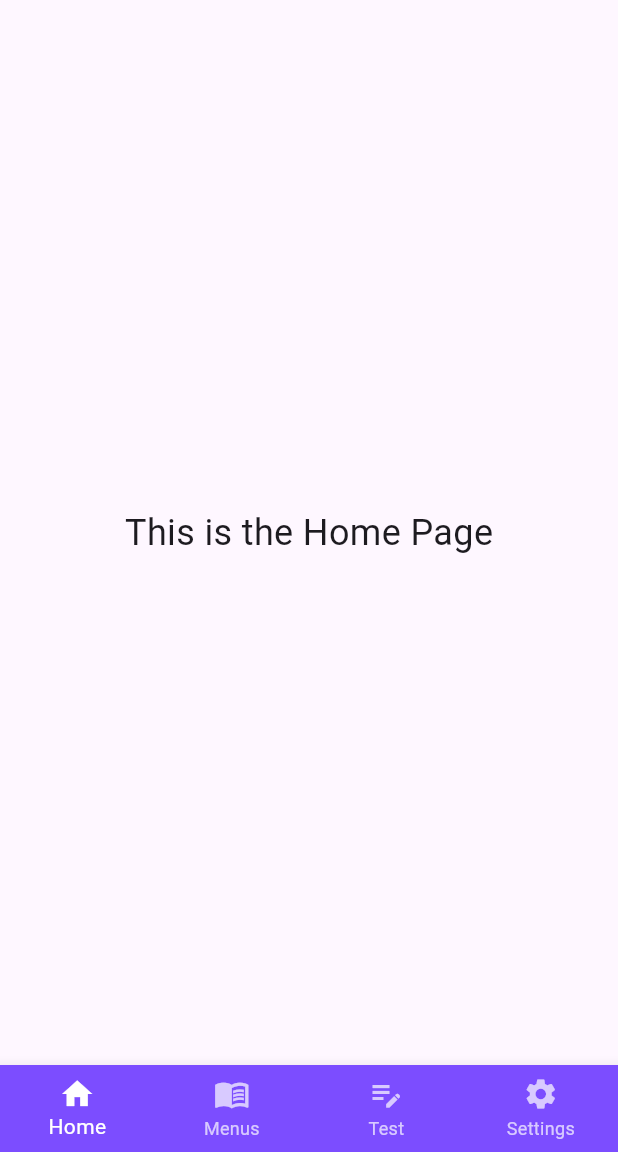
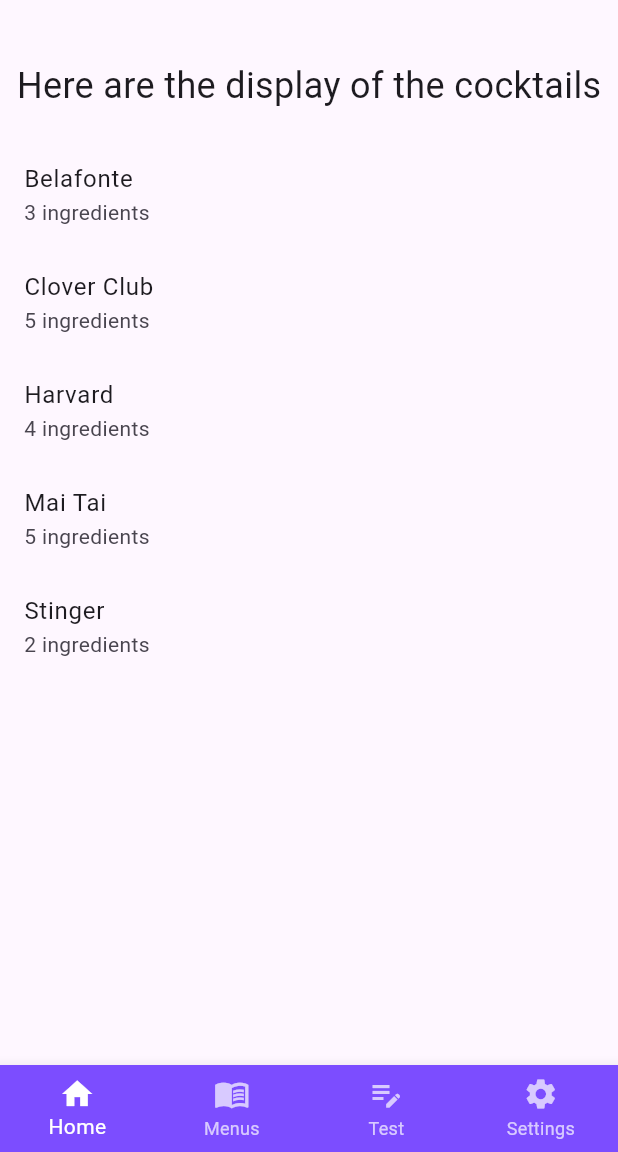
Before and after one commit to Fmurgioni94/MemoCocktail, a Flutter app: the screen it shows after launch, on a phone screen of 412 x 824 dp, the part 84-1236 px from its top. Run offline on Flutter 3.47's test engine with Material 3 defaults, Android fonts, the phone set to English and light mode, and no system bars; our stand-ins replace hive, hive_flutter; accounts and stored records are empty.

Commit message:
feat(data base integration): solved the problems after the merge, and integrate the hive DB

```diff
--- a/lib/main.dart
+++ b/lib/main.dart
@@ -7,7 +7,7 @@ import 'data/initial_cocktails.dart';
 void main() async {
   WidgetsFlutterBinding.ensureInitialized(); // ✅ Required for async init
   await HiveService.init(); // ✅ Initialize Hive
-  // await insertInitialCocktails(); // ✅ Insert initial cocktails
+  await insertInitialCocktails(); // ✅ Insert initial cocktails
   runApp(const MyApp());
 }
 
--- a/lib/pages/homepagecontent.dart
+++ b/lib/pages/homepagecontent.dart
@@ -1,17 +1,60 @@
 import 'package:flutter/material.dart';
-
+import '../services/hive_service.dart';
 class HomePageContent extends StatelessWidget {
   const HomePageContent({super.key});
 
   @override
   Widget build(BuildContext context) {
+
+  final cocktails = HiveService.cocktailBox.values.toList();
+
   return Scaffold(
-      body: const Center(
+
+    body: Column(
+
+      children: [
+
+        const SizedBox(height: 40),
+
+        const Center(
+
           child: Text(
-          'This is the Home Page',
+
+            'Here are the display of the cocktails',
+
             style: TextStyle(fontSize: 24),
+
           ),
+
+        ),
+
+        const SizedBox(height: 20),
+
+        Expanded(
+
+          child: ListView.builder(
+
+            itemCount: cocktails.length,
+
+            itemBuilder: (context, index) {
+
+              final cocktail = cocktails[index];
+
+              return ListTile(
+
+                title: Text(cocktail.name),
+
+                subtitle: Text('${cocktail.ingredients.length} ingredients'),
+
+              );
+
+            },
+          ),
+        ),
+      ],
     ),
   );
 }
+
+
 }
--- a/lib/services/hive_service.dart
+++ b/lib/services/hive_service.dart
@@ -1,6 +1,7 @@
 import 'package:hive_flutter/hive_flutter.dart';
 import '../models/cocktail.dart';
 import '../models/ingredient.dart';
+import '../models/menu.dart';
 
 class HiveService {
   static Future<void> init() async {
@@ -8,11 +9,10 @@ class HiveService {
 
     Hive.registerAdapter(IngredientAdapter());
     Hive.registerAdapter(CocktailAdapter());
+    Hive.registerAdapter(MenuAdapter());
 
     final box = await Hive.openBox<Cocktail>('cocktails');
 
-    // ✅ Print the storage path for debugging
-    print('Hive storage path: ${box.path}');
   }
 
   static Box<Cocktail> get cocktailBox => Hive.box<Cocktail>('cocktails');
```
Also changed, not shown: lib/models/menu.dart (added, +18 -0 lines), lib/models/menu.g.dart (added), 5 other files. Lines whose indentation alone changed are shown as unchanged.
